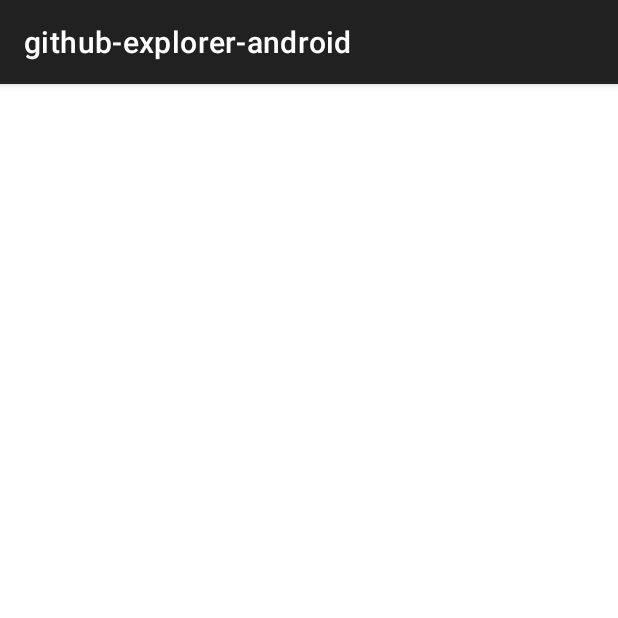
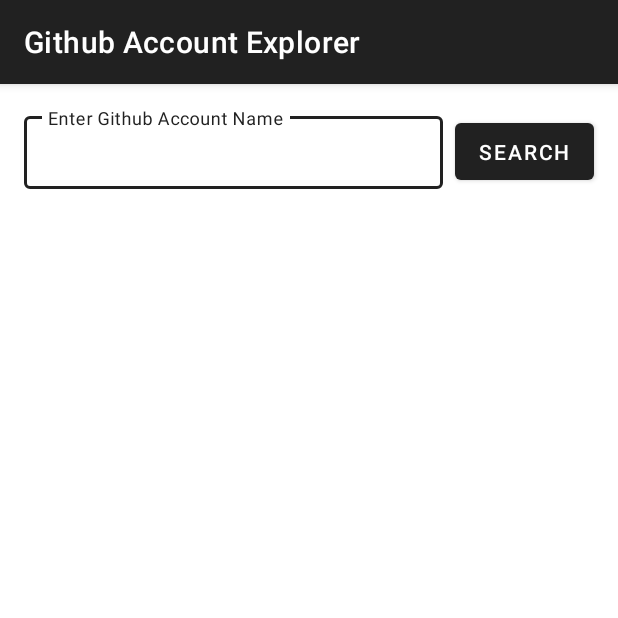
Before and after one commit to fanjavaid/github-explorer-android, an Android app: the screen it shows after launch (MainActivity), on a phone screen of 412 x 824 dp, the top half of it. Run offline under Robolectric (Android 15) with nearby library versions, the phone set to English and light mode, and no system bars.

Commit message:
Add base layout and resources

```diff
--- a/app/src/main/res/layout/activity_main.xml
+++ b/app/src/main/res/layout/activity_main.xml
@@ -1,7 +1,86 @@
 <?xml version="1.0" encoding="utf-8"?>
-<androidx.constraintlayout.widget.ConstraintLayout xmlns:android="http://schemas.android.com/apk/res/android"
+<RelativeLayout xmlns:android="http://schemas.android.com/apk/res/android"
     xmlns:app="http://schemas.android.com/apk/res-auto"
     xmlns:tools="http://schemas.android.com/tools"
     android:layout_width="match_parent"
     android:layout_height="match_parent"
-    tools:context=".MainActivity"/>
+    tools:context=".views.MainActivity">
+
+    <androidx.core.widget.ContentLoadingProgressBar
+        android:id="@+id/pbLoading"
+        style="@style/Widget.AppCompat.ProgressBar.Horizontal"
+        android:layout_width="100dp"
+        android:layout_height="wrap_content"
+        android:layout_centerInParent="true"
+        android:indeterminate="true"
+        android:visibility="gone" />
+
+    <com.google.android.material.textfield.TextInputLayout
+        android:id="@+id/tilSearch"
+        style="@style/Widget.MaterialComponents.TextInputLayout.OutlinedBox.Dense"
+        android:layout_width="match_parent"
+        android:layout_height="wrap_content"
+        android:layout_alignParentStart="true"
+        android:layout_alignParentTop="true"
+        android:layout_marginStart="@dimen/size_16dp"
+        android:layout_marginTop="@dimen/size_16dp"
+        android:layout_toStartOf="@id/btnSearch"
+        android:hint="@string/text_search_hint">
+
+        <com.google.android.material.textfield.TextInputEditText
+            android:id="@+id/etSearch"
+            android:layout_width="match_parent"
+            android:layout_height="wrap_content" />
+    </com.google.android.material.textfield.TextInputLayout>
+
+    <com.google.android.material.button.MaterialButton
+        android:id="@+id/btnSearch"
+        android:layout_width="wrap_content"
+        android:layout_height="wrap_content"
+        android:layout_alignTop="@id/tilSearch"
+        android:layout_alignBottom="@id/tilSearch"
+        android:layout_alignParentEnd="true"
+        android:layout_marginStart="@dimen/size_8dp"
+        android:layout_marginTop="@dimen/size_4dp"
+        android:layout_marginEnd="@dimen/size_16dp"
+        android:text="@string/text_search" />
+
+    <androidx.recyclerview.widget.RecyclerView
+        android:id="@+id/rvResults"
+        android:layout_width="match_parent"
+        android:layout_height="wrap_content"
+        android:layout_below="@id/tilSearch"
+        android:layout_centerHorizontal="true"
+        android:layout_marginStart="@dimen/size_16dp"
+        android:layout_marginTop="@dimen/size_16dp"
+        android:layout_marginEnd="@dimen/size_16dp"
+        tools:layout_height="240dp"
+        tools:listitem="@layout/item_account" />
+
+    <com.google.android.material.textview.MaterialTextView
+        android:id="@+id/tvEmptyTitle"
+        android:layout_width="wrap_content"
+        android:layout_height="wrap_content"
+        android:layout_centerInParent="true"
+        android:layout_marginStart="@dimen/size_16dp"
+        android:layout_marginEnd="@dimen/size_16dp"
+        android:text="@string/text_no_data_title"
+        android:textAppearance="@style/TextAppearance.MaterialComponents.Headline6"
+        android:visibility="gone" />
+
+    <com.google.android.material.textview.MaterialTextView
+        android:id="@+id/tvEmptyDesc"
+        android:layout_width="wrap_content"
+        android:layout_height="wrap_content"
+        android:layout_below="@id/tvEmptyTitle"
+        android:layout_centerInParent="true"
+        android:layout_marginStart="@dimen/size_16dp"
+        android:layout_marginTop="@dimen/size_16dp"
+        android:layout_marginEnd="@dimen/size_16dp"
+        android:lineSpacingMultiplier="1.3"
+        android:text="@string/text_no_data_desc"
+        android:textAlignment="center"
+        android:textAppearance="@style/TextAppearance.MaterialComponents.Body2"
+        android:visibility="gone" />
+
+</RelativeLayout>
--- /dev/null
+++ b/app/src/main/res/values/dimens.xml
@@ -0,0 +1,6 @@
+<?xml version="1.0" encoding="utf-8"?>
+<resources>
+    <dimen name="size_16dp">16dp</dimen>
+    <dimen name="size_8dp">8dp</dimen>
+    <dimen name="size_4dp">4dp</dimen>
+</resources>
--- a/app/src/main/res/values/strings.xml
+++ b/app/src/main/res/values/strings.xml
@@ -1,3 +1,7 @@
 <resources>
-    <string name="app_name">github-explorer-android</string>
+    <string name="app_name">Github Account Explorer</string>
+    <string name="text_search_hint">Enter Github Account Name</string>
+    <string name="text_search">Search</string>
+    <string name="text_no_data_title">Whoops!</string>
+    <string name="text_no_data_desc">Sorry, but nothing matched your search. Please try another keyword.</string>
 </resources>
```
Also changed, not shown: app/src/main/res/layout/item_account.xml (added, +38 -0 lines).
